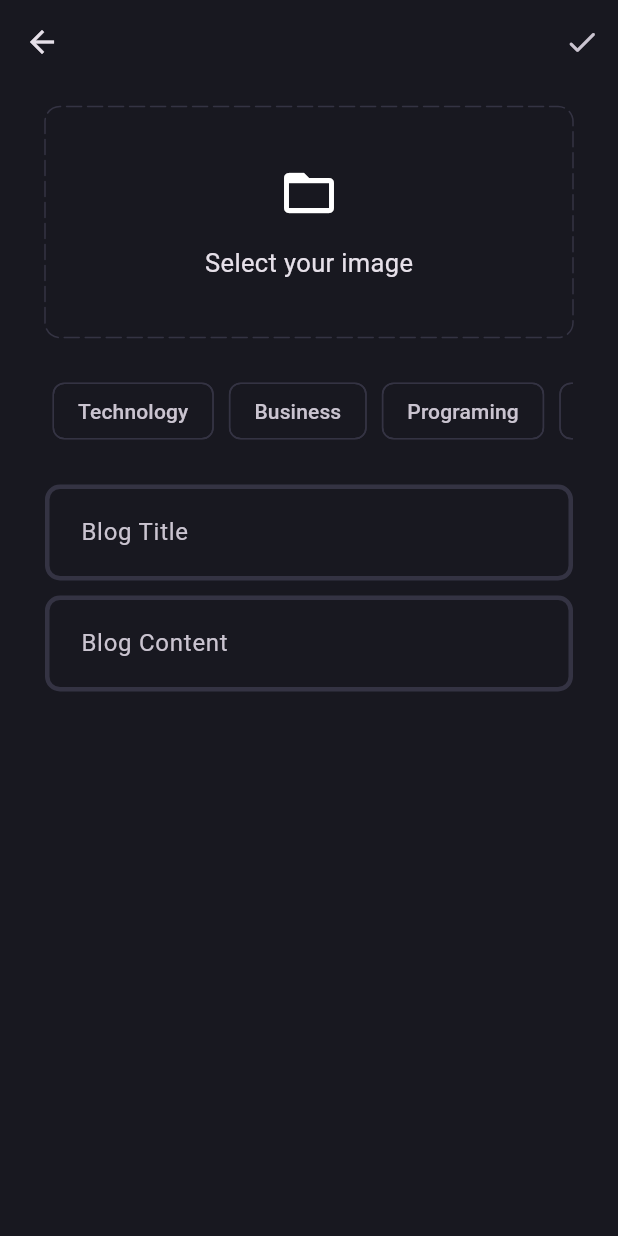
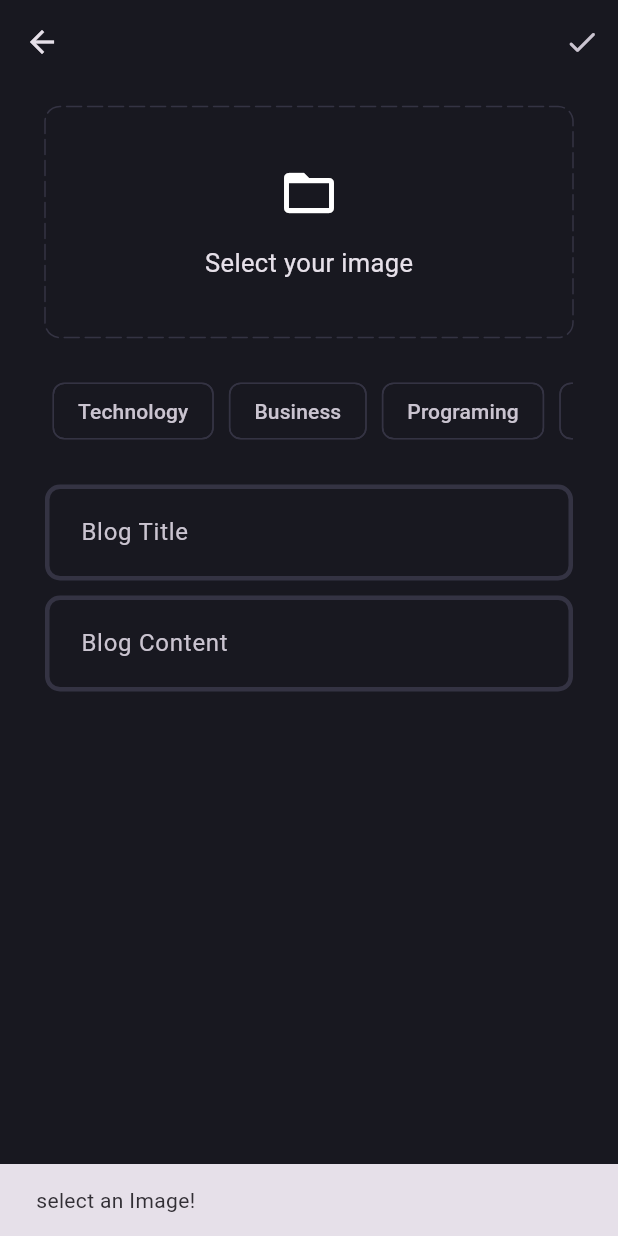
Before and after one commit to RodrigoLima96/blog_app, a Flutter app: the AddNewBlogPage screen opened by its route, after a tap on the "done" icon, on a phone screen of 412 x 824 dp. Run offline on Flutter 3.47's test engine with Material 3 defaults, Android fonts, the phone set to English and light mode, and no system bars; drawn by our look-alikes of dotted_border; our stand-ins replace cloud_firestore, dartz, firebase_auth, firebase_core, firebase_storage, flutter_mobx and 3 more; accounts and stored records are empty; generated files the repository leaves out were written again.

Commit message:
add blog store and uploadBlog method

```diff
--- a/lib/core/theme/app_theme.dart
+++ b/lib/core/theme/app_theme.dart
@@ -20,8 +20,10 @@ class AppTheme {
     ),
     inputDecorationTheme: InputDecorationTheme(
       contentPadding: const EdgeInsets.all(20),
+      border: _inputBorder(),
       enabledBorder: _inputBorder(),
       focusedBorder: _inputBorder(AppPallete.gradient1),
+      errorBorder: _inputBorder(AppPallete.errorColor)
     ),
   );
 }
--- a/lib/features/auth/presenter/widgets/auth_field_widget.dart
+++ b/lib/features/auth/presenter/widgets/auth_field_widget.dart
@@ -20,7 +20,7 @@ class AuthFieldWidget extends StatelessWidget {
         hintText: hintText,
       ),
       validator: (value) {
-        if (value!.isEmpty) {
+        if (value!.trim().isEmpty) {
           return '$hintText is missing!';
         }
         return null;
--- a/lib/features/blogs/blogs.dart
+++ b/lib/features/blogs/blogs.dart
@@ -1,3 +1,4 @@
 export './domain/domain.dart';
+export './data/data.dart';
 export './presenter/presenter.dart';
 export './blogs_module.dart';
--- a/lib/features/blogs/data/repositories/blog_repository_impl.dart
+++ b/lib/features/blogs/data/repositories/blog_repository_impl.dart
@@ -5,12 +5,11 @@ import 'package:uuid/uuid.dart';
 
 import '../../../../core/core.dart';
 import '../../blogs.dart';
-import '../data.dart';
 
-class BlogRepository implements IBlogRepository {
+class BlogRepositoryImpl implements IBlogRepository {
   final IRemoteBlogDataSource remoteBlogDataSource;
 
-  BlogRepository({required this.remoteBlogDataSource});
+  BlogRepositoryImpl({required this.remoteBlogDataSource});
 
   @override
   Future<Either<Failure, BlogEntity>> uploadBlog({
--- a/lib/features/blogs/presenter/pages/add_new_blog_page.dart
+++ b/lib/features/blogs/presenter/pages/add_new_blog_page.dart
@@ -1,19 +1,77 @@
+// ignore_for_file: use_build_context_synchronously
+
 import 'package:flutter/material.dart';
+import 'package:flutter_mobx/flutter_mobx.dart';
+import 'package:flutter_modular/flutter_modular.dart';
 
+import '../../../../core/core.dart';
+import '../store/blog_store.dart';
 import '../widgets/widgets.dart';
 
-class AddNewBlogPage extends StatelessWidget {
+class AddNewBlogPage extends StatefulWidget {
   const AddNewBlogPage({super.key});
 
   @override
+  State<AddNewBlogPage> createState() => _AddNewBlogPageState();
+}
+
+class _AddNewBlogPageState extends State<AddNewBlogPage> {
+  final titleController = TextEditingController();
+  final contentController = TextEditingController();
+  final formKey = GlobalKey<FormState>();
+
+  final blogStore = Modular.get<BlogStore>();
+
+  @override
+  void dispose() {
+    super.dispose();
+    titleController.dispose();
+    contentController.dispose();
+  }
+
+  @override
   Widget build(BuildContext context) {
-    return Scaffold(
-      appBar: AppBar(
-        actions: [
-          IconButton(onPressed: () {}, icon: const Icon(Icons.done_rounded))
-        ],
+    return Observer(
+      builder: (_) => Scaffold(
+        appBar: blogStore.uploadBlogState == UploadBlogState.loading
+            ? null
+            : AppBar(
+                actions: [
+                  IconButton(
+                    onPressed: _submitBlog,
+                    icon: const Icon(Icons.done_rounded),
+                  )
+                ],
+              ),
+        body: blogStore.uploadBlogState == UploadBlogState.loading
+            ? const LoaderWidget()
+            : AddNewBlogPageBody(
+                formKey: formKey,
+                blogStore: blogStore,
+                titleController: titleController,
+                contentController: contentController,
+              ),
       ),
-      body: const AddNewBlogPageBody(),
     );
   }
+
+  void _submitBlog() async {
+    if (blogStore.image == null) {
+      showCustomSnackbar(context, 'select an Image!');
+    } else if (blogStore.selectedTopics.isEmpty) {
+      showCustomSnackbar(context, 'select at least one topic!');
+    } else if (formKey.currentState!.validate()) {
+      await blogStore.uploadBlog(
+        title: titleController.text,
+        content: contentController.text,
+      );
+
+      if (blogStore.uploadBlogState == UploadBlogState.success) {
+        Modular.to.pop();
+        showCustomSnackbar(context, 'Blog Created Successfully');
+      } else if (blogStore.uploadBlogState == UploadBlogState.failure) {
+        showCustomSnackbar(context, blogStore.uploadBlogFailureMessage);
+      }
+    }
+  }
 }
--- a/lib/features/blogs/presenter/presenter.dart
+++ b/lib/features/blogs/presenter/presenter.dart
@@ -1 +1,2 @@
 export './pages/pages.dart';
+export './store/store.dart';
--- /dev/null
+++ b/lib/features/blogs/presenter/store/store.dart
@@ -0,0 +1 @@
+export './blog_store.dart';
--- a/lib/features/blogs/presenter/widgets/add_new_blog_page_body.dart
+++ b/lib/features/blogs/presenter/widgets/add_new_blog_page_body.dart
@@ -1,36 +1,35 @@
 import 'package:flutter/material.dart';
 
+import '../../blogs.dart';
 import 'widgets.dart';
 
-class AddNewBlogPageBody extends StatefulWidget {
-  const AddNewBlogPageBody({super.key});
+class AddNewBlogPageBody extends StatelessWidget {
+  final GlobalKey<FormState> formKey;
+  final BlogStore blogStore;
+  final TextEditingController titleController;
+  final TextEditingController contentController;
 
-  @override
-  State<AddNewBlogPageBody> createState() => _AddNewBlogPageBodyState();
-}
-
-class _AddNewBlogPageBodyState extends State<AddNewBlogPageBody> {
-  final titleController = TextEditingController();
-  final contentController = TextEditingController();
-
-  @override
-  void dispose() {
-    super.dispose();
-    titleController.dispose();
-    contentController.dispose();
-  }
+  const AddNewBlogPageBody({
+    super.key,
+    required this.formKey,
+    required this.blogStore,
+    required this.titleController,
+    required this.contentController,
+  });
 
   @override
   Widget build(BuildContext context) {
     return SingleChildScrollView(
       child: Padding(
         padding: const EdgeInsets.symmetric(horizontal: 30),
+        child: Form(
+          key: formKey,
           child: Column(
             children: [
               const SizedBox(height: 15),
-            const ImageSelectorWidget(),
+              ImageSelectorWidget(blogStore: blogStore),
               const SizedBox(height: 20),
-            const BlogTopicsWidget(),
+              BlogTopicsWidget(blogStore: blogStore),
               const SizedBox(height: 20),
               BlogEditorWidget(controller: titleController, hintText: 'Blog Title'),
               const SizedBox(height: 10),
@@ -38,6 +37,7 @@ class _AddNewBlogPageBodyState extends State<AddNewBlogPageBody> {
             ],
           ),
         ),
+      ),
     );
   }
 }
--- a/lib/features/blogs/presenter/widgets/blog_topics_widget.dart
+++ b/lib/features/blogs/presenter/widgets/blog_topics_widget.dart
@@ -1,10 +1,14 @@
 import 'package:flutter/material.dart';
 
 import '../../../../core/core.dart';
+import '../../blogs.dart';
 
 class BlogTopicsWidget extends StatefulWidget {
+  final BlogStore blogStore;
+
   const BlogTopicsWidget({
     super.key,
+    required this.blogStore,
   });
 
   @override
@@ -12,11 +16,8 @@ class BlogTopicsWidget extends StatefulWidget {
 }
 
 class _BlogTopicsWidgetState extends State<BlogTopicsWidget> {
-    List<String> selectedTopics = [];
-
   @override
   Widget build(BuildContext context) {
-
     return SingleChildScrollView(
       scrollDirection: Axis.horizontal,
       child: Row(
@@ -25,21 +26,19 @@ class _BlogTopicsWidgetState extends State<BlogTopicsWidget> {
                   padding: const EdgeInsets.all(5.0),
                   child: GestureDetector(
                     onTap: () {
-                      if (selectedTopics.contains(e)) {
-                        selectedTopics.remove(e);
-                      } else {
-                        selectedTopics.add(e);
-                      }
+                      widget.blogStore.selectTopics(topic: e);
                       setState(() {});
                     },
                     child: Chip(
                       label: Text(e),
-                      color: selectedTopics.contains(e)
+                      color: widget.blogStore.selectedTopics.contains(e)
                           ? const MaterialStatePropertyAll(AppPallete.gradient1)
                           : null,
-                      side: selectedTopics.contains(e) ? null : const BorderSide(
-                        color: AppPallete.borderColor,
-                      ),
+                      side: widget.blogStore.selectedTopics.contains(e)
+                          ? null
+                          : const BorderSide(
+                              color: AppPallete.borderColor,
+                            ),
                     ),
                   ),
                 ))
--- a/lib/features/blogs/presenter/widgets/image_selector_widget.dart
+++ b/lib/features/blogs/presenter/widgets/image_selector_widget.dart
@@ -1,13 +1,15 @@
-import 'dart:io';
-
 import 'package:dotted_border/dotted_border.dart';
 import 'package:flutter/material.dart';
 
 import '../../../../core/core.dart';
+import '../../blogs.dart';
 
 class ImageSelectorWidget extends StatefulWidget {
+    final BlogStore blogStore;
+
   const ImageSelectorWidget({
     super.key,
+    required this.blogStore
   });
 
   @override
@@ -15,11 +17,10 @@ class ImageSelectorWidget extends StatefulWidget {
 }
 
 class _ImageSelectorWidgetState extends State<ImageSelectorWidget> {
-  File? image;
   void selectImage() async {
     final imagePicker = await pickImage();
     setState(() {
-      image = imagePicker;
+      widget.blogStore.image = imagePicker;
     });
   }
 
@@ -29,13 +30,13 @@ class _ImageSelectorWidgetState extends State<ImageSelectorWidget> {
       onTap: () {
         selectImage();
       },
-      child: image != null
+      child: widget.blogStore.image != null
           ? SizedBox(
               height: 150,
               width: double.infinity,
               child: ClipRRect(
                 borderRadius: BorderRadius.circular(10),
-                child: Image.file(image!, fit: BoxFit.cover),
+                child: Image.file(widget.blogStore.image!, fit: BoxFit.cover),
               ),
             )
           : DottedBorder(
```
Also changed, not shown: lib/features/blogs/blogs_module.dart (+20 -1 lines), lib/features/blogs/presenter/store/blog_store.dart (added, +75 -0 lines), lib/features/blogs/presenter/widgets/blog_editor_widget.dart (+8 -1 lines), lib/features/auth/presenter/store/auth_store.g.dart, lib/features/blogs/presenter/store/blog_store.g.dart (added). Lines whose indentation alone changed are shown as unchanged.
